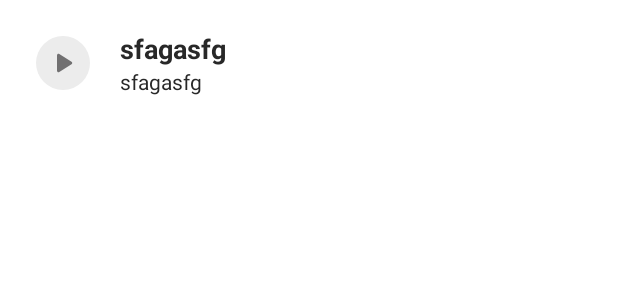
After one commit to viktornikolov069/Audio-Recorder, an Android app: the layout item_layout.xml on its own in the app's theme, with its tools: preview values and no code run, on a phone screen of 412 x 824 dp. The commit adds this screen. Shown: the top 300 px of the screen. Run offline under Robolectric (Android 15) with nearby library versions, the phone set to English and light mode, and no system bars.

Commit message:
Created recycler view

```diff
--- a/app/src/main/java/com/example/audiorecorder/ui/MainActivity.kt
+++ b/app/src/main/java/com/example/audiorecorder/ui/MainActivity.kt
@@ -2,6 +2,7 @@ package com.example.audiorecorder.ui
 
 import android.Manifest
 import android.content.Context
+import android.content.Intent
 import android.content.pm.PackageManager
 import android.media.MediaRecorder
 import androidx.appcompat.app.AppCompatActivity
@@ -117,8 +118,8 @@ class MainActivity : AppCompatActivity(), Timer.OnTimerTickListener {
             }
 
             btnList.setOnClickListener {
-                //TODO
-                Toast.makeText(this@MainActivity, "List button", Toast.LENGTH_SHORT).show()
+                val intent = Intent(this@MainActivity, GalleryActivity::class.java)
+                startActivity(intent)
             }
 
             btnDone.setOnClickListener {
--- /dev/null
+++ b/app/src/main/res/drawable/ic_circle.xml
@@ -0,0 +1,7 @@
+<?xml version="1.0" encoding="utf-8"?>
+<shape xmlns:android="http://schemas.android.com/apk/res/android"
+    android:shape="oval">
+    <solid
+        android:color="@color/gray"/>
+
+</shape>
--- /dev/null
+++ b/app/src/main/res/drawable/ic_play_gray.xml
@@ -0,0 +1,5 @@
+<vector android:height="24dp" android:tint="#717071"
+    android:viewportHeight="24" android:viewportWidth="24"
+    android:width="24dp" xmlns:android="http://schemas.android.com/apk/res/android">
+    <path android:fillColor="@android:color/white" android:pathData="M8,6.82v10.36c0,0.79 0.87,1.27 1.54,0.84l8.14,-5.18c0.62,-0.39 0.62,-1.29 0,-1.69L9.54,5.98C8.87,5.55 8,6.03 8,6.82z"/>
+</vector>
--- /dev/null
+++ b/app/src/main/res/layout/item_layout.xml
@@ -0,0 +1,49 @@
+<?xml version="1.0" encoding="utf-8"?>
+<LinearLayout xmlns:android="http://schemas.android.com/apk/res/android"
+    android:layout_width="match_parent"
+    android:orientation="horizontal"
+    android:background="?selectableItemBackground"
+    android:padding="20dp"
+    android:paddingStart="24dp"
+    android:clickable="true"
+    android:gravity="center_vertical"
+    android:layout_height="wrap_content">
+
+    <ImageButton
+        android:layout_width="36dp"
+        android:layout_height="36dp"
+        android:clickable="false"
+        android:background="@drawable/ic_circle"
+        android:src="@drawable/ic_play_gray"
+        android:layout_marginEnd="20dp"/>
+
+    <LinearLayout
+        android:layout_width="match_parent"
+        android:layout_height="wrap_content"
+        android:orientation="vertical">
+
+        <TextView
+            android:id="@+id/tvFilename"
+            android:layout_width="match_parent"
+            android:layout_height="wrap_content"
+            android:textSize="18sp"
+            android:textStyle="bold"
+            android:text="sfagasfg"/>
+
+        <TextView
+            android:id="@+id/tvMeta"
+            android:layout_width="match_parent"
+            android:layout_height="wrap_content"
+            android:textSize="14sp"
+            android:text="sfagasfg"/>
+
+    </LinearLayout>
+
+    <CheckBox
+        android:id="@+id/cbChecked"
+        android:layout_width="30dp"
+        android:layout_height="20dp"
+        android:visibility="gone"
+        android:clickable="false"/>
+
+</LinearLayout>
```
Also changed, not shown: app/src/main/AndroidManifest.xml (+7 -3 lines), app/src/main/java/com/example/audiorecorder/adapter/AudioAdapter.kt (added, +67 -0 lines), app/src/main/java/com/example/audiorecorder/ui/GalleryActivity.kt (added, +49 -0 lines), app/src/main/res/layout/activity_gallery.xml (added, +14 -0 lines).
